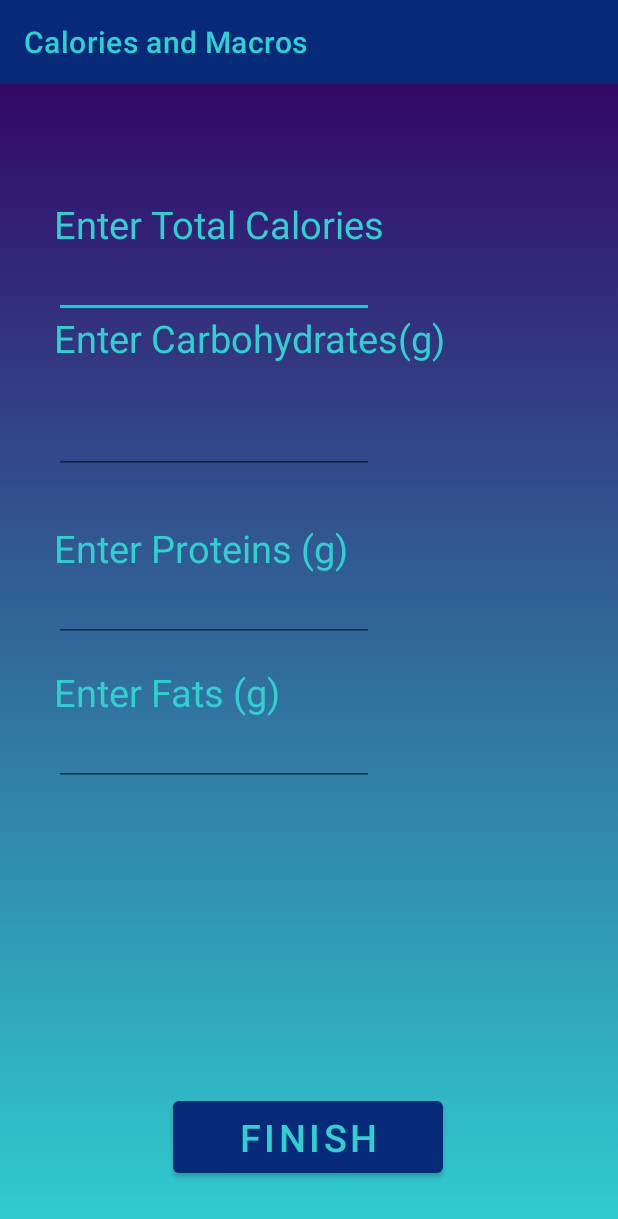
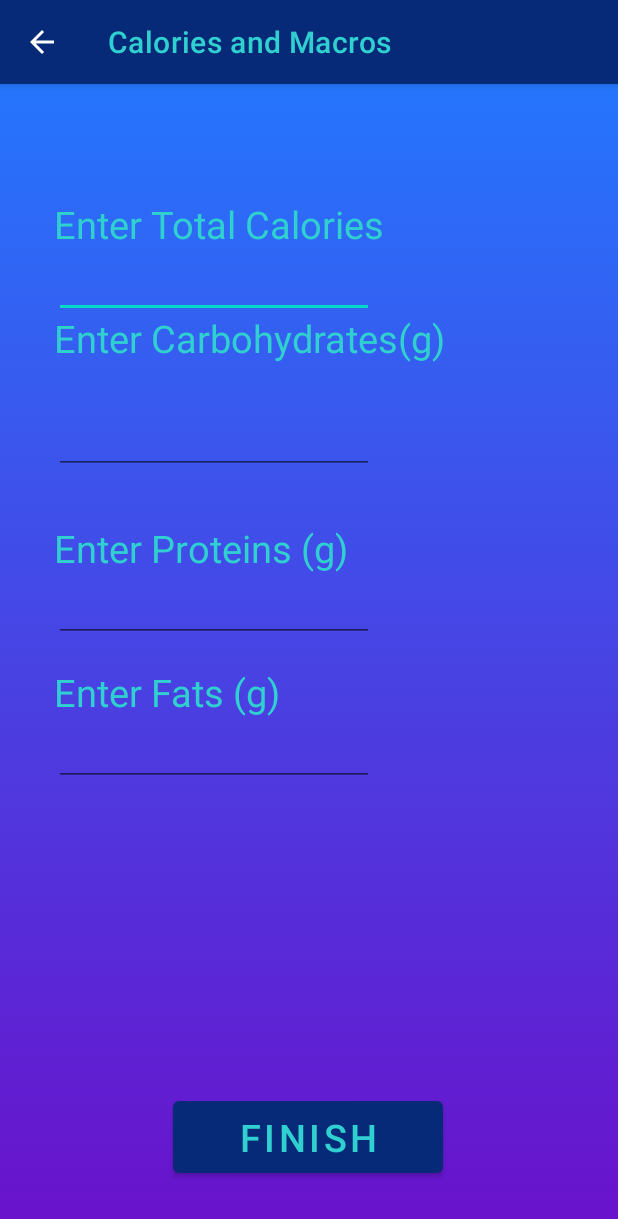
Before and after one commit to Shafi-Hassan/CalorieTracker, an Android app: the InputCalorie screen opened directly, with no data from a screen before it, on a phone screen of 412 x 824 dp. Shown: the top 1219 px of the screen. Run offline under Robolectric (Android 15) with nearby library versions, the phone set to English and light mode, and no system bars.

Commit message:
Added string vars for input page to string s and created new gradient for input

```diff
--- a/app/src/main/AndroidManifest.xml
+++ b/app/src/main/AndroidManifest.xml
@@ -11,6 +11,7 @@
         android:theme="@style/Theme.CalorieTracker" >
         <activity
             android:name=".MainActivity2"
+            android:parentActivityName=".MainActivity"
             android:exported="true" />
         <activity
             android:name=".MainActivity"
@@ -22,8 +23,10 @@
             </intent-filter>
         </activity>
         <activity android:name=".Daily"
+            android:parentActivityName=".MainActivity"
             android:exported="true"/>
         <activity android:name=".InputCalorie"
+            android:parentActivityName=".Daily"
             android:exported="true"></activity>
     </application>
 
--- /dev/null
+++ b/app/src/main/res/drawable/inputdata_g_b.xml
@@ -0,0 +1,12 @@
+<?xml version="1.0" encoding="utf-8"?>
+<selector xmlns:android="http://schemas.android.com/apk/res/android">
+    <item>
+        <shape>
+            <gradient
+                android:angle="90"
+                android:startColor="#6a11cb"
+                android:endColor="#2575fc"
+                android:type="linear"/>
+        </shape>
+    </item>
+</selector>
--- a/app/src/main/res/layout/input_calorie.xml
+++ b/app/src/main/res/layout/input_calorie.xml
@@ -5,16 +5,16 @@
     android:layout_width="match_parent"
     android:layout_height="match_parent"
     tools:context=".InputCalorie"
-    android:background="@drawable/settings_g_b"
+    android:background="@drawable/inputdata_g_b"
     >
 
     <TextView
         android:id="@+id/total_calories"
         android:layout_width="wrap_content"
         android:layout_height="wrap_content"
-        android:layout_marginLeft="36dp"
+        android:layout_marginStart="36dp"
         android:layout_marginTop="76dp"
-        android:text="Enter Total Calories"
+        android:text="@string/Cals"
         android:textColor="#30cfd0"
         android:textSize="25sp"
         app:layout_constraintLeft_toLeftOf="parent"
@@ -24,7 +24,7 @@
         android:id="@+id/enter_calories"
         android:layout_width="wrap_content"
         android:layout_height="wrap_content"
-        android:layout_marginLeft="36dp"
+        android:layout_marginStart="36dp"
         android:layout_marginTop="108dp"
         android:ems="10"
         android:inputType="number"
@@ -38,7 +38,7 @@
         android:id="@+id/carbs"
         android:layout_width="wrap_content"
         android:layout_height="wrap_content"
-        android:layout_marginLeft="36dp"
+        android:layout_marginStart="36dp"
         android:layout_marginTop="152dp"
         android:text="@string/Carbs"
         android:textColor="#30cfd0"
@@ -50,7 +50,7 @@
         android:id="@+id/enter_carbs"
         android:layout_width="wrap_content"
         android:layout_height="wrap_content"
-        android:layout_marginLeft="36dp"
+        android:layout_marginStart="36dp"
         android:layout_marginTop="212dp"
         android:ems="10"
         android:inputType="number"
@@ -65,9 +65,9 @@
         android:id="@+id/proteins"
         android:layout_width="wrap_content"
         android:layout_height="wrap_content"
-        android:layout_marginLeft="36dp"
+        android:layout_marginStart="36dp"
         android:layout_marginTop="292dp"
-        android:text="Enter Proteins (g)"
+        android:text="@string/Protien"
         android:textColor="#30cfd0"
         android:textSize="25sp"
         app:layout_constraintLeft_toLeftOf="parent"
@@ -77,7 +77,7 @@
         android:id="@+id/enter_proteins"
         android:layout_width="wrap_content"
         android:layout_height="wrap_content"
-        android:layout_marginLeft="36dp"
+        android:layout_marginStart="36dp"
         android:layout_marginTop="324dp"
         android:ems="10"
         android:inputType="number"
@@ -90,9 +90,9 @@
         android:id="@+id/fats"
         android:layout_width="wrap_content"
         android:layout_height="wrap_content"
-        android:layout_marginLeft="36dp"
+        android:layout_marginStart="36dp"
         android:layout_marginTop="388dp"
-        android:text="Enter Fats (g)"
+        android:text="@string/Fats"
         android:textColor="#30cfd0"
         android:textSize="25sp"
         app:layout_constraintLeft_toLeftOf="parent"
@@ -102,7 +102,7 @@
         android:id="@+id/enter_fats"
         android:layout_width="wrap_content"
         android:layout_height="wrap_content"
-        android:layout_marginLeft="36dp"
+        android:layout_marginStart="36dp"
         android:layout_marginTop="420dp"
         android:ems="10"
         android:inputType="number"
@@ -119,7 +119,7 @@
         android:height="60dp"
         android:width ="180dp"
         android:textSize="25sp"
-        android:text="Finish"
+        android:text="@string/Fin"
         app:layout_constraintBottom_toBottomOf="parent"
         app:layout_constraintHorizontal_bias="0.498"
         app:layout_constraintLeft_toLeftOf="parent"
--- a/app/src/main/res/values/strings.xml
+++ b/app/src/main/res/values/strings.xml
@@ -11,5 +11,8 @@
     <string name="Snack">Snack</string>
     <string name="MOTD">Meals of the Day</string>
     <string name="CAM">Calories and Macros</string>
-
+    <string name="Cals">Enter Total Calories</string>
+    <string name="Protien">Enter Proteins (g)</string>
+    <string name="Fats">Enter Fats (g)</string>
+    <string name="Fin">Finish</string>
 </resources>
```
